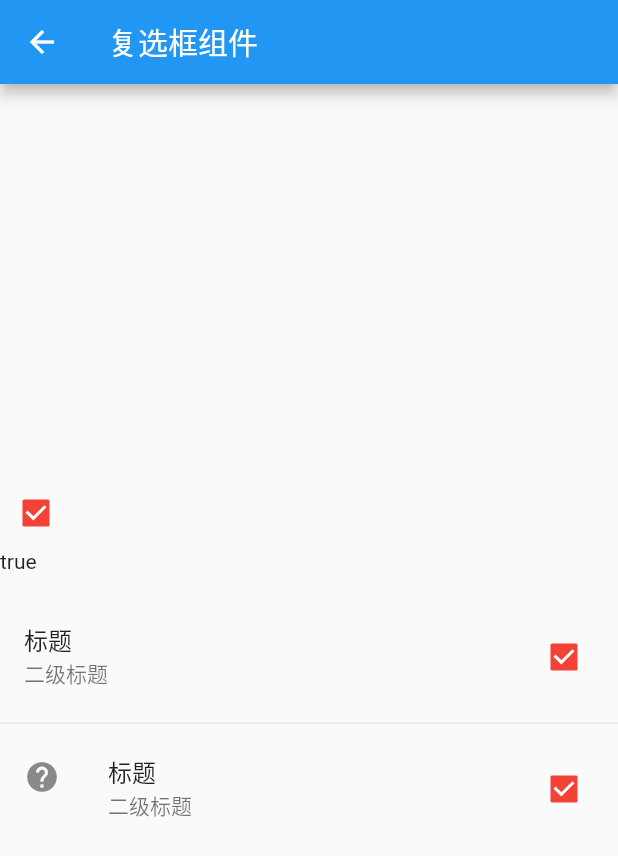
After one commit to xiaoyaole3/flutter_learn, a Flutter app: the screen it shows after launch, after a tap on "跳转到复选框页面", on a phone screen of 412 x 824 dp. The commit adds this screen. Shown: the top 856 px of the screen. Run offline on Flutter 3.47's test engine with Material 2 defaults, Android fonts, the phone set to English and light mode, and no system bars; network calls fail.

Commit message:
CheckBox组件

```diff
--- /dev/null
+++ b/lib/pages/CheckBox.dart
@@ -0,0 +1,71 @@
+import 'package:flutter/material.dart';
+
+class CheckBoxPage extends StatefulWidget {
+  const CheckBoxPage({Key? key}) : super(key: key);
+
+  @override
+  State<CheckBoxPage> createState() => _CheckBoxPageState();
+}
+
+class _CheckBoxPageState extends State<CheckBoxPage> {
+
+  bool? _flag = true;
+
+
+  @override
+  Widget build(BuildContext context) {
+    return Scaffold(
+      appBar: AppBar(
+        title: Text("复选框组件"),
+      ),
+      body: Column(
+        mainAxisAlignment: MainAxisAlignment.center,
+        children: [
+          Row(
+            children: [
+              Checkbox(
+                value: _flag,
+                onChanged: (value) {
+                  setState(() {
+                    _flag = value;
+                  });
+                },
+                activeColor: Colors.red,
+              ),
+            ],
+          ),
+          Row(
+            children: [
+              Text(_flag.toString())
+            ],
+          ),
+          SizedBox(height: 20,),
+          CheckboxListTile(
+            value: _flag,
+            onChanged: (value) {
+              setState(() {
+                _flag = value;
+              });
+            },
+            activeColor: Colors.red,
+            title: Text("标题"),
+            subtitle: Text("二级标题"),
+          ),
+          Divider(),
+          CheckboxListTile(
+            value: _flag,
+            onChanged: (value) {
+              setState(() {
+                _flag = value;
+              });
+            },
+            activeColor: Colors.red,
+            title: Text("标题"),
+            subtitle: Text("二级标题"),
+            secondary: Icon(Icons.help),
+          ),
+        ],
+      ),
+    );
+  }
+}
--- a/lib/pages/tabs/Home.dart
+++ b/lib/pages/tabs/Home.dart
@@ -87,6 +87,14 @@ class HomePage extends StatelessWidget {
             Navigator.pushNamed(context, '/textField',);
           },
         ),
+        SizedBox(height: 10,),
+        // 命名路由传值
+        ElevatedButton(
+          child: Text("跳转到复选框页面"),
+          onPressed: () {
+            Navigator.pushNamed(context, '/checkBox',);
+          },
+        ),
       ],
     );
   }
--- a/lib/routes/Routes.dart
+++ b/lib/routes/Routes.dart
@@ -20,6 +20,7 @@ import '../pages/tabs/User.dart';
 import '../pages/Button.dart';
 
 import '../pages/TextField.dart';
+import '../pages/CheckBox.dart';
 
 final routes={
   '/':(context, {arguments})=>Tabs(),
@@ -37,6 +38,7 @@ final routes={
   '/user': (context, {arguments})=>UserPage(),
   '/button': (context, {arguments})=>ButtonPage(),
   '/textField': (context, {arguments})=>TextFieldPage(),
+  '/checkBox': (context, {arguments})=>CheckBoxPage(),
 };
 
 // 这里是声明了一个函数
```
